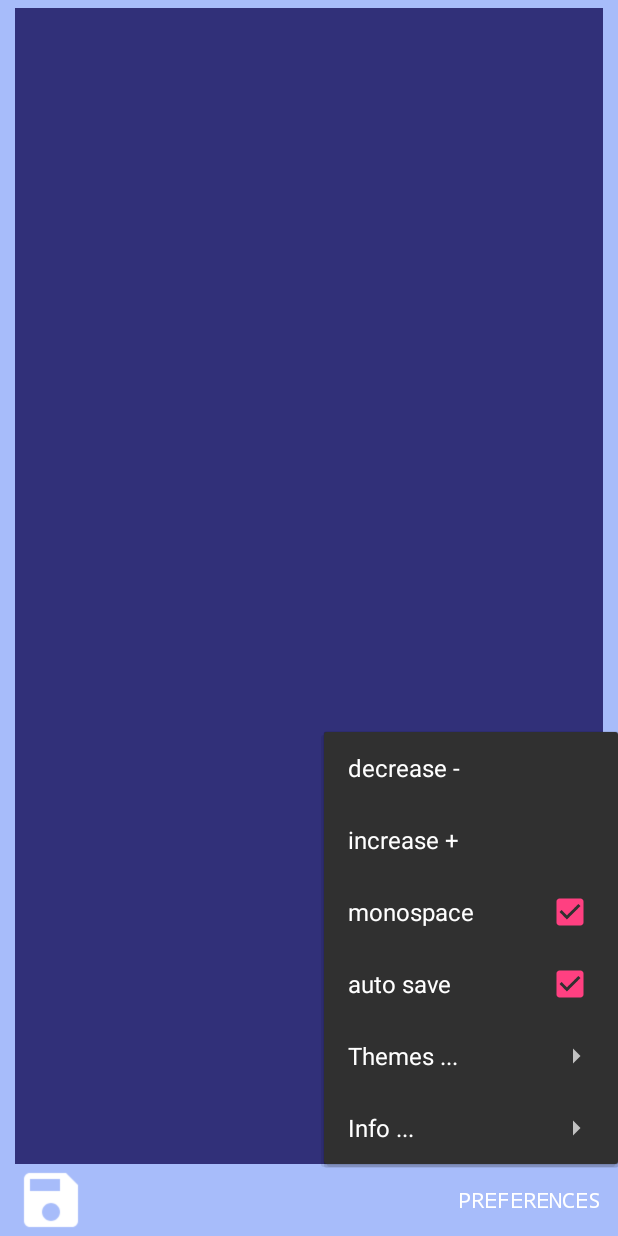
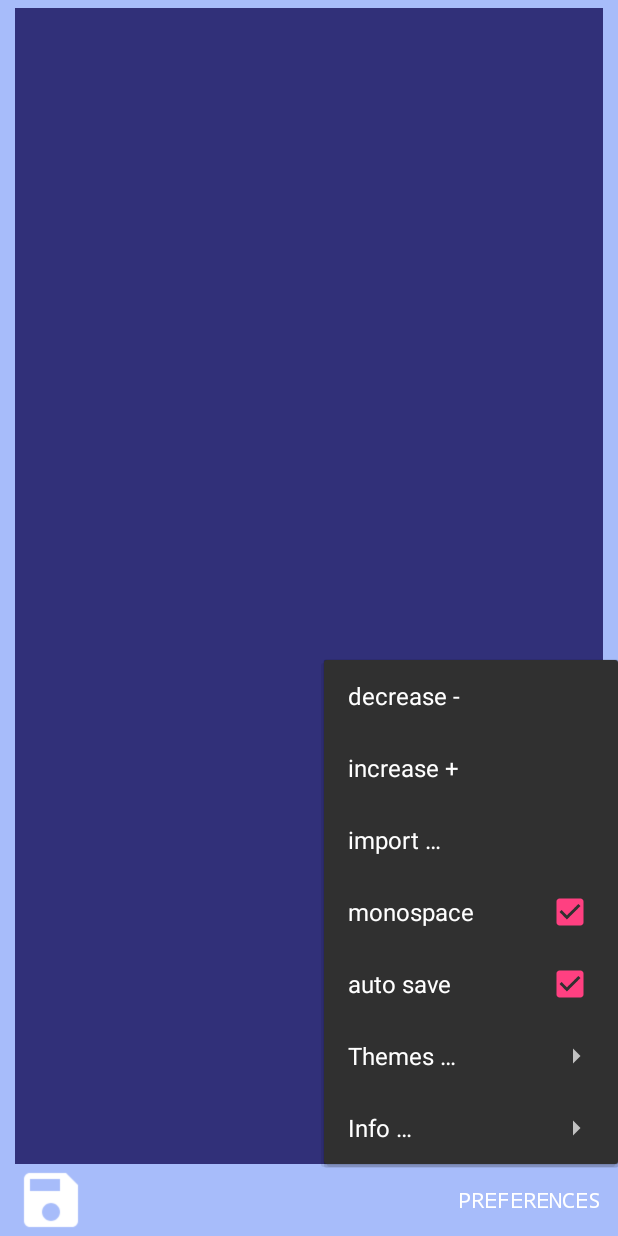
Before and after one commit to no-go/TextThing, an Android app: the screen it shows after launch (MainActivity), after a tap on "PREFERENCES", on a phone screen of 412 x 824 dp. Run offline under Robolectric (Android 15) with nearby library versions, the light colour scheme and no system bars.

Commit message:
improved file manager dialog added and translation update

```diff
--- a/app/build.gradle
+++ b/app/build.gradle
@@ -8,8 +8,8 @@ android {
         minSdkVersion 16
         targetSdkVersion 26
         // gplay code is deadlockz
-       versionCode 212
-       versionName "2.12"
+       versionCode 213
+       versionName "2.13"
     }
     buildTypes {
         release {
--- a/app/src/main/res/menu/pref.xml
+++ b/app/src/main/res/menu/pref.xml
@@ -8,6 +8,9 @@
     <item
         android:id="@+id/biggerSize"
         android:title="@string/bigger"/>
+    <item
+        android:id="@+id/fileSelect"
+        android:title="@string/open"/>
 
     <group android:checkableBehavior="all">
         <item
--- a/app/src/main/res/values/strings.xml
+++ b/app/src/main/res/values/strings.xml
@@ -11,12 +11,13 @@
     <string name="errAccess">error on access</string>
     <string name="errWrite">error on write</string>
     <string name="errRead">error on read</string>
+    <string name="open">import …</string>
 
-    <string name="info">Info ...</string>
+    <string name="info">Info …</string>
     <string name="flattr_this">Micro-Donate !</string>
     <string name="projPage">Homepage</string>
 
-    <string name="themes">Themes ...</string>
+    <string name="themes">Themes …</string>
     <string name="retro">Retro</string>
     <string name="Day">Day</string>
     <string name="Night">Night</string>
```
Also changed, not shown: app/src/main/java/click/dummer/textthing/MainActivity.java (+33 -0 lines), 11 other files.
